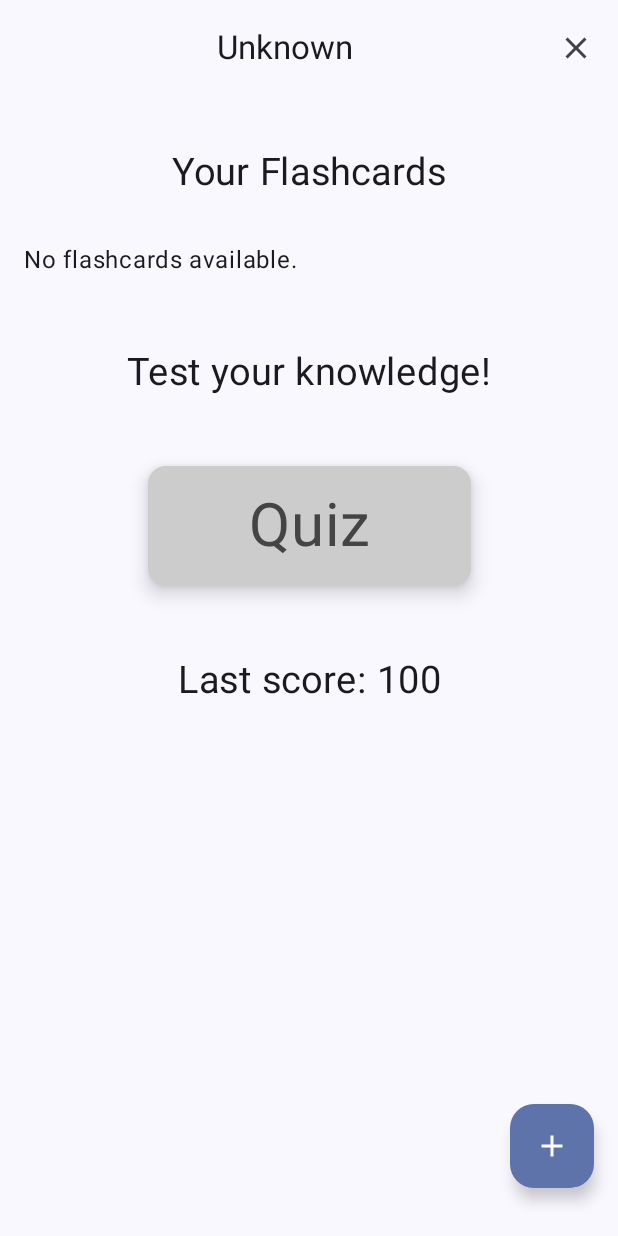
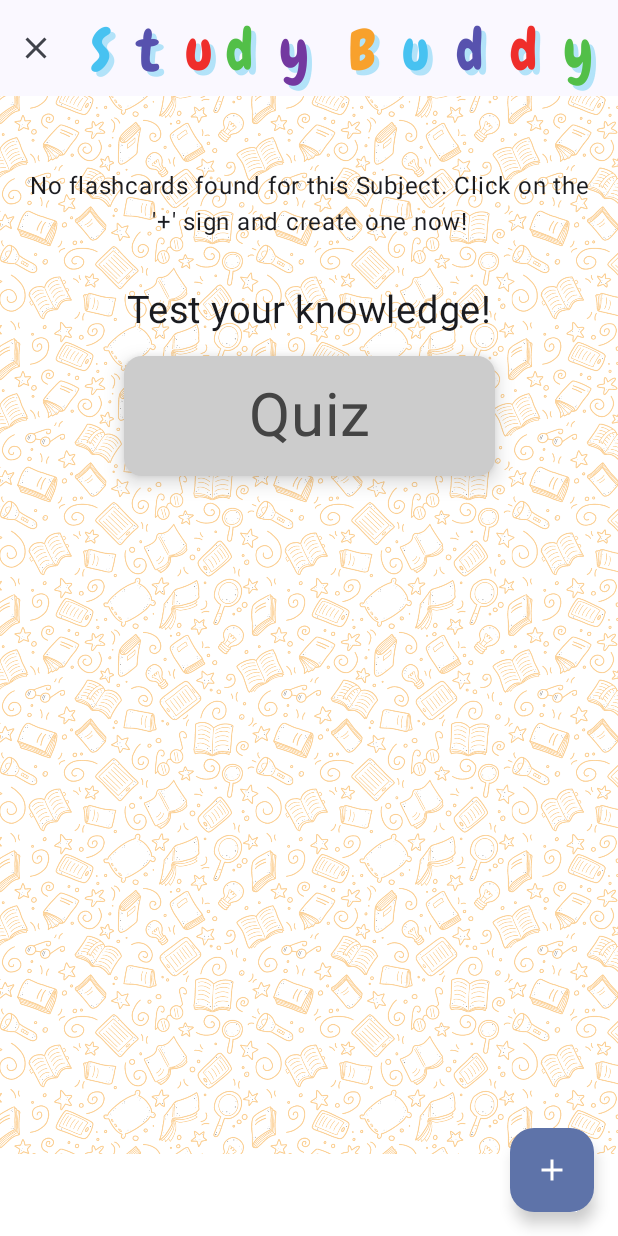
Before and after one commit to jocims/Flashcards, an Android app built with Jetpack Compose: the composable StudyScreen called with empty values, after a tap on "Quiz", on a phone screen of 412 x 824 dp. Run offline under Robolectric (Android 15) with nearby library versions, the phone set to English and light mode, and no system bars.

Commit message:
Add mandatory fields and images

```diff
--- a/app/src/main/java/com/griffith/studybuddyflashcards/AddFlashcardDialog.kt
+++ b/app/src/main/java/com/griffith/studybuddyflashcards/AddFlashcardDialog.kt
@@ -88,6 +88,11 @@ fun AddFlashcardDialog(
                     onClick = {
                         Log.d("AddFlashcardDialog", "Button clicked")
 
+                        if (state.isRecordingAudio) {
+                            // Stop recording
+                            onEvent(AppEvent.StopRecordingAudio)
+                        }
+
                         // Save the flashcard
                         onEvent(AppEvent.SaveFlashcard(subjectId = subjectId))
 
--- a/app/src/main/java/com/griffith/studybuddyflashcards/AppEvent.kt
+++ b/app/src/main/java/com/griffith/studybuddyflashcards/AppEvent.kt
@@ -31,4 +31,5 @@ sealed interface AppEvent {
 
     data class PlayAudio(val file: File) : AppEvent
     object StopAudio : AppEvent
+
 }
--- a/app/src/main/java/com/griffith/studybuddyflashcards/StudyScreen.kt
+++ b/app/src/main/java/com/griffith/studybuddyflashcards/StudyScreen.kt
@@ -3,6 +3,8 @@ package com.griffith.studybuddyflashcards
 
 import android.media.MediaPlayer
 import android.util.Log
+import androidx.compose.foundation.Image
+import androidx.compose.foundation.background
 import androidx.compose.foundation.clickable
 import androidx.compose.foundation.layout.Arrangement
 import androidx.compose.foundation.layout.Box
@@ -10,16 +12,19 @@ import androidx.compose.foundation.layout.Column
 import androidx.compose.foundation.layout.IntrinsicSize
 import androidx.compose.foundation.layout.PaddingValues
 import androidx.compose.foundation.layout.Row
+import androidx.compose.foundation.layout.Spacer
 import androidx.compose.foundation.layout.fillMaxHeight
 import androidx.compose.foundation.layout.fillMaxSize
 import androidx.compose.foundation.layout.fillMaxWidth
 import androidx.compose.foundation.layout.height
 import androidx.compose.foundation.layout.navigationBarsPadding
 import androidx.compose.foundation.layout.padding
+import androidx.compose.foundation.layout.size
 import androidx.compose.foundation.layout.statusBarsPadding
 import androidx.compose.foundation.layout.wrapContentHeight
 import androidx.compose.foundation.lazy.LazyColumn
 import androidx.compose.foundation.lazy.items
+import androidx.compose.foundation.shape.CircleShape
 import androidx.compose.foundation.shape.RoundedCornerShape
 import androidx.compose.material.icons.Icons
 import androidx.compose.material.icons.filled.Add
@@ -30,6 +35,7 @@ import androidx.compose.material.icons.filled.Close
 import androidx.compose.material.icons.filled.Delete
 import androidx.compose.material.icons.filled.Edit
 import androidx.compose.material.icons.filled.PlayArrow
+import androidx.compose.material3.BottomAppBar
 import androidx.compose.material3.Button
 import androidx.compose.material3.Card
 import androidx.compose.material3.CardDefaults
@@ -56,6 +62,7 @@ import androidx.compose.ui.Alignment
 import androidx.compose.ui.graphics.Color
 import androidx.compose.ui.graphics.Color.Companion.Yellow
 import androidx.compose.ui.platform.LocalContext
+import androidx.compose.ui.res.painterResource
 import androidx.compose.ui.text.style.TextAlign
 import androidx.compose.ui.unit.sp
 import androidx.navigation.NavController
@@ -93,16 +100,14 @@ fun StudyScreen(
     Log.d("StudyScreen", "Number of flashcards: ${flashcardList.size}")
 
     Scaffold(
+
         topBar = {
             TopAppBar(
-                title = { Text(
-                    subjectDetails?.subjectName ?: "Unknown",
-                    modifier = Modifier
-                        .fillMaxWidth()
-                        .wrapContentHeight(),
-                    textAlign = TextAlign.Center
-                ) },
+                title = { },
                 actions = {
+
+                    Spacer(modifier = Modifier.weight(1f))
+
                     // IconButton for navigating back to the main screen
                     IconButton(onClick = {
                         navController.popBackStack()
@@ -112,7 +117,15 @@ fun StudyScreen(
                             contentDescription = "Close Study Screen"
                         )
                     }
-                }
+
+                    // Your custom content for the app bar
+                    Image(
+                        painter = painterResource(id = R.drawable.background3),  // Replace with your image resource
+                        contentDescription = "Header Image",
+                        modifier = Modifier
+                            .fillMaxSize()
+                    )
+                },
                 )
         },
         floatingActionButton = {
@@ -125,29 +138,56 @@ fun StudyScreen(
                 )
             }
         },
-        modifier = Modifier.padding(bottom = 16.dp)
+
+        modifier = Modifier.background(Color.Transparent),
+
         ) { _ ->
+
+        // Use a Box to layer the content and the background image
+        Box(
+            modifier = Modifier
+                .fillMaxSize()
+                .background(Color.White), // Set a default background color
+
+            // Content of the Box
+            contentAlignment = Alignment.Center,
+        ) {
+            // Background Image
+            Image(
+                painter = painterResource(id = R.drawable.background), // Replace with your image resource
+                contentDescription = null,
+                modifier = Modifier
+                    .fillMaxSize()
+                    .fillMaxWidth()
+                    .statusBarsPadding()
+            )
+
             if (state.isAddingFlashcard) {
                 // Pass subjectId to AddFlashcardDialog
-            AddFlashcardDialog(subjectId = subjectId ?: -1, state = state, onEvent = viewModel::onEvent)
+                AddFlashcardDialog(
+                    subjectId = subjectId ?: -1,
+                    state = state,
+                    onEvent = viewModel::onEvent
+                )
             }
 
             LazyColumn(
                 modifier = Modifier
                     .fillMaxSize()
-                .padding(top = 100.dp)
+                    .padding(top = 80.dp)
                     .navigationBarsPadding(),
                 verticalArrangement = Arrangement.spacedBy(16.dp),
                 horizontalAlignment = Alignment.CenterHorizontally
             ) {
 
                 item {
+                    if (subjectDetails != null) {
                         Text(
-                    "Your Flashcards",
+                            "${subjectDetails.subjectName} Flashcards",
                             fontSize = 25.sp
                         )
                     }
-
+                }
 
                 item {
                     Row(
@@ -158,10 +198,10 @@ fun StudyScreen(
                     ) {
                         if (state.flashcards.isNotEmpty()) {
                             val currentFlashcardIndex = state.currentFlashcardIndex
-                        val audioFile = flashcardList.getOrNull(currentFlashcardIndex)?.audioFilePath
+                            val audioFile =
+                                flashcardList.getOrNull(currentFlashcardIndex)?.audioFilePath
                             Flashcard(
                                 flashcards = flashcardList,
-                            subjectId = subjectId,
                                 currentFlashcardIndex = currentFlashcardIndex,
                                 state = state,
                                 onNavigateToPrevious = { onEvent(AppEvent.NavigateToPreviousFlashcard) },
@@ -178,7 +218,10 @@ fun StudyScreen(
                                 onEvent = viewModel::onEvent
                             )
                         } else {
-                        Text("No flashcards available.")
+                            Text(
+                                text = "No flashcards found for this Subject. Click on the '+' sign and create one now!",
+                                textAlign = TextAlign.Center
+                            )
                         }
                     }
                 }
@@ -187,8 +230,7 @@ fun StudyScreen(
                     Text(
                         text = "Test your knowledge!",
                         modifier = Modifier
-                        .fillMaxWidth()
-                        .padding(16.dp),
+                            .fillMaxWidth(),
                         textAlign = TextAlign.Center,
                         fontSize = 25.sp
                     )
@@ -199,8 +241,7 @@ fun StudyScreen(
                         modifier = Modifier
                             .fillMaxWidth(0.6f)
                             .fillMaxHeight(0.6f)
-                        .height(IntrinsicSize.Max)
-                        .padding(16.dp),
+                            .height(IntrinsicSize.Max),
                         colors = CardDefaults.cardColors(
                             containerColor = Color.LightGray,
                             contentColor = Color.DarkGray
@@ -212,7 +253,12 @@ fun StudyScreen(
                                 .fillMaxSize()
                                 .clickable {
 
-                                showToast(context, "Clicked on Quiz")
+//                                showToast(context, "Clicked on Quiz")
+
+                                    if (flashcardList.size < 2) {
+                                        showToast(context, "Not enough flashcards to start quiz")
+                                        return@clickable
+                                    }
 
                                     navController.navigate("quiz_screen/${subjectId}")
                                 },
@@ -229,27 +275,14 @@ fun StudyScreen(
                         }
                     }
                 }
-
-            item {
-                Text(
-                    text = "Last score: 100",
-                    modifier = Modifier
-                        .fillMaxWidth()
-                        .padding(16.dp),
-                    textAlign = TextAlign.Center,
-                    fontSize = 25.sp
-                )
             }
         }
     }
 }
 
-
-
 @Composable
 fun Flashcard(
     flashcards: List<Flashcard>,
-    subjectId: Int,
     currentFlashcardIndex: Int,
     state: FlashcardState,
     onNavigateToPrevious: () -> Unit,
@@ -259,7 +292,6 @@ fun Flashcard(
     onStopAudio: () -> Unit,
     modifier: Modifier = Modifier,
     onEvent: (AppEvent) -> Unit
-
 ) {
     var isFrontVisible by remember { mutableStateOf(true) }
 
@@ -289,8 +321,14 @@ fun Flashcard(
                     verticalAlignment = Alignment.CenterVertically,
                     horizontalArrangement = Arrangement.SpaceBetween
                 ) {
-                    if (flashcards.isNotEmpty() && currentFlashcardIndex in flashcards.indices) {
-                        val flashcard = flashcards[currentFlashcardIndex]
+                    // Adjusting currentFlashcardIndex when it exceeds the bounds of the list
+                    val adjustedIndex = if (flashcards.isNotEmpty()) {
+                        currentFlashcardIndex.coerceIn(0, flashcards.size - 1)
+                    } else {
+                        0
+                    }
+
+                    val flashcard = flashcards.getOrNull(adjustedIndex)
 
                     IconButton(onClick = {
                         onNavigateToPrevious()
@@ -302,7 +340,7 @@ fun Flashcard(
                     }
 
                     Text(
-                            text = if (isFrontVisible) flashcard.front else flashcard.back,
+                        text = if (isFrontVisible) flashcard?.front.orEmpty() else flashcard?.back.orEmpty(),
                         fontSize = 20.sp,
                         textAlign = TextAlign.Center,
                         modifier = Modifier
@@ -318,39 +356,40 @@ fun Flashcard(
                             contentDescription = "Navigate to Next Flashcard"
                         )
                     }
-                    } else {
-                        Text(
-                            text = "No flashcards found for this Subject. Click on the '+' sign and create one now!",
-                            modifier = Modifier
-                                .fillMaxWidth()
-                                .padding(16.dp),
-                            textAlign = TextAlign.Center
-                        )
-                    }
                 }
 
                 Box(
                     modifier = Modifier
                         .fillMaxWidth()
-                        .height(IntrinsicSize.Max)
-                        .padding(16.dp),
+                        .height(IntrinsicSize.Max),
                     contentAlignment = Alignment.Center
                 ) {
                     if (!isFrontVisible && audioFilePath != null) {
 
                         //Button for playing/stopping audio
                         IconButton(onClick = {
-                                if(state.isPlayingAudio) onStopAudio() else onPlayAudio(File(audioFilePath ?: ""))
+                            if (state.isPlayingAudio) onStopAudio() else onPlayAudio(File(audioFilePath ?: ""))
                         }) {
                             Icon(
-                                    imageVector = if(state.isPlayingAudio) Icons.Default.Close else Icons.Default.PlayArrow,
-                                    contentDescription = if(state.isPlayingAudio) "Stop Audio" else "Play Audio"
+                                imageVector = if (state.isPlayingAudio) Icons.Default.Close else Icons.Default.PlayArrow,
+                                contentDescription = if (state.isPlayingAudio) "Stop Audio" else "Play Audio"
                             )
                         }
                     }
                 }
             }
         }
+
+//        // Display this Text block when there are no flashcards
+//        if (flashcards.isEmpty()) {
+//            Text(
+//                text = "No flashcards found for this Subject. Click on the '+' sign and create one now!",
+//                modifier = Modifier
+//                    .fillMaxWidth(),
+//                textAlign = TextAlign.Center
+//            )
+//        }
+
         Row(
             modifier = Modifier
                 .fillMaxWidth(),
--- a/app/src/main/java/com/griffith/studybuddyflashcards/Subject.kt
+++ b/app/src/main/java/com/griffith/studybuddyflashcards/Subject.kt
@@ -9,5 +9,4 @@ data class Subject(
     @PrimaryKey(autoGenerate = true)
     val id: Int = 0,
     val subjectName: String,
-//    val notes: String
 )
--- a/app/src/main/java/com/griffith/studybuddyflashcards/SubjectState.kt
+++ b/app/src/main/java/com/griffith/studybuddyflashcards/SubjectState.kt
@@ -7,5 +7,5 @@ data class SubjectState(
     val isAddingSubject: Boolean = false,
 //    val isEditingSubject: Boolean = false,
 //    val isDeletingSubject: Boolean = false,
-    val sortType: SortType = SortType.NAME
+    val sortType: SortType = SortType.NAME,
 )
--- a/app/src/main/java/com/griffith/studybuddyflashcards/SubjectViewModel.kt
+++ b/app/src/main/java/com/griffith/studybuddyflashcards/SubjectViewModel.kt
@@ -3,14 +3,12 @@ package com.griffith.studybuddyflashcards
 import android.app.Application
 import android.util.Log
 import androidx.lifecycle.AndroidViewModel
-import androidx.lifecycle.ViewModel
 import androidx.lifecycle.viewModelScope
 import com.griffith.studybuddyflashcards.record.AudioRecorder
 import kotlinx.coroutines.flow.MutableStateFlow
 import kotlinx.coroutines.flow.SharingStarted
 import kotlinx.coroutines.flow.StateFlow
 import kotlinx.coroutines.flow.combine
-import kotlinx.coroutines.flow.first
 import kotlinx.coroutines.flow.flatMapLatest
 import kotlinx.coroutines.flow.stateIn
 import kotlinx.coroutines.flow.update
@@ -125,7 +123,6 @@ class SubjectViewModel(
 
                 val subject = Subject(
                     subjectName = subjectName
-//                    notes = notes
                 )
                 viewModelScope.launch {
                     daoSubject.upsertSubject(subject)
@@ -133,7 +130,6 @@ class SubjectViewModel(
                 _stateSubject.update { it.copy(
                     isAddingSubject = false,
                     subjectName = ""
-//                    notes = ""
                 ) }
             }
             is AppEvent.SetSubjectName -> {
```
Also changed, not shown: app/src/main/java/com/griffith/studybuddyflashcards/AddSubjectDialog.kt (+0 -9 lines), app/src/main/res/drawable/background.png (added), app/src/main/res/drawable/background2.png (added), app/src/main/res/drawable/background3.png (added), app/src/main/res/drawable/header.png (added). Lines whose indentation alone changed are shown as unchanged.
